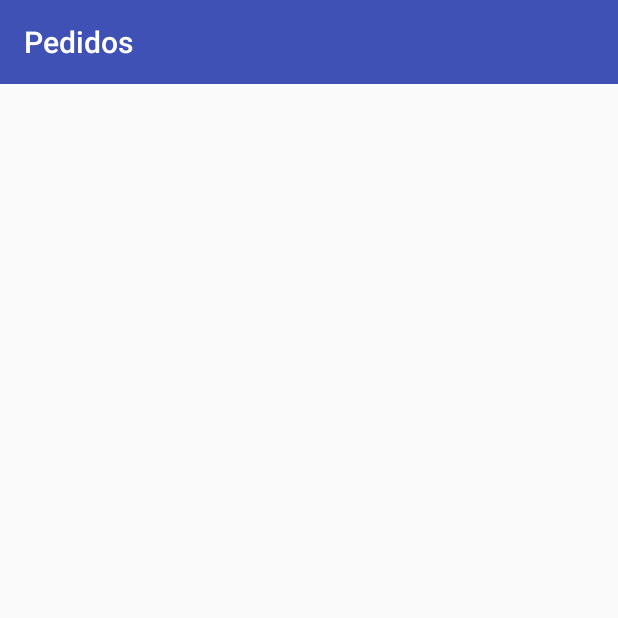
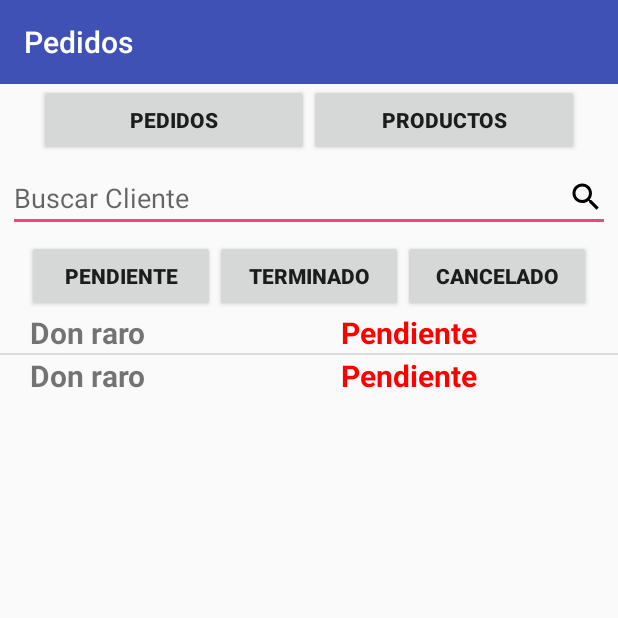
Before and after one commit to rtv313/AndroidBakeryApp, an Android app: the OrdersClients screen opened directly, with no data from a screen before it, on a phone screen of 412 x 824 dp, the top half of it. Run offline under Robolectric (Android 15) with nearby library versions, the light colour scheme and no system bars.

Commit message:
Basic list of orders

```diff
--- a/app/src/main/java/com/example/usuario/bakery91/OrdersClients.java
+++ b/app/src/main/java/com/example/usuario/bakery91/OrdersClients.java
@@ -1,11 +1,28 @@
 package com.example.usuario.bakery91;
+import android.content.Context;
 import android.graphics.Color;
 import android.support.v7.app.AppCompatActivity;
 import android.support.v7.widget.Toolbar;
 import android.os.Bundle;
+import android.view.LayoutInflater;
+import android.view.View;
+import android.view.ViewGroup;
+import android.widget.ListView;
+import android.widget.TextView;
+import android.widget.AdapterView;
+import android.widget.AdapterView.OnItemClickListener;
+import android.widget.BaseAdapter;
+import java.util.ArrayList;
 
-public class OrdersClients extends AppCompatActivity {
+class Order{
+    String name;
+    String status;
+}
 
+
+public class OrdersClients extends AppCompatActivity implements OnItemClickListener{
+
+    ListView orders;
     @Override
     protected void onCreate(Bundle savedInstanceState) {
         super.onCreate(savedInstanceState);
@@ -18,5 +35,66 @@ public class OrdersClients extends AppCompatActivity {
         //placing toolbar in place of actionbar
         setSupportActionBar(toolbar);
         toolbar.setTitleTextColor(Color.WHITE);
+
+        ArrayList<Order> ordersArrayList = new ArrayList<Order>();
+        Order nuevaOrden = new Order();
+        nuevaOrden.name ="Don raro";
+        nuevaOrden.status = "Pendiente";
+
+        Order nuevaOrden2 = new Order();
+        nuevaOrden2.name ="Don raro";
+        nuevaOrden2.status = "Pendiente";
+
+        ordersArrayList.add(nuevaOrden);
+        ordersArrayList.add(nuevaOrden2);
+
+        orders =(ListView) findViewById(R.id.orders_list);
+        MyAdapter adapter = new MyAdapter(this,ordersArrayList);
+        orders.setAdapter(adapter);
+        orders.setOnItemClickListener(this);
+    }
+
+    @Override
+    public void onItemClick(AdapterView<?> av ,View v,int position,long id)
+    {
+        Order order = (Order)orders.getItemAtPosition(position);
     }
 }
+
+class MyAdapter extends BaseAdapter{
+
+    ArrayList<Order> ordersArrayList;
+    LayoutInflater lInflater;
+
+    MyAdapter(Context context,ArrayList<Order> orders){
+        ordersArrayList = orders;
+        lInflater = LayoutInflater.from(context);
+    }
+
+    @Override
+    public int getCount(){
+        return ordersArrayList.size();
+    }
+
+    @Override
+    public Object getItem(int index){
+        return ordersArrayList.get(index);
+    }
+
+    @Override
+    public long getItemId(int id){
+        return id;
+    }
+
+    @Override
+    public View getView(int item, View view, ViewGroup parent){
+
+        view = lInflater.inflate(R.layout.order_row,null);
+        TextView clientName = view.findViewById(R.id.textViewClient);
+        TextView status = view.findViewById(R.id.textViewStatus);
+
+        clientName.setText(ordersArrayList.get(item).name);
+        status.setText(ordersArrayList.get(item).status);
+        return view;
+    }
+}
--- /dev/null
+++ b/app/src/main/res/drawable/ic_search.xml
@@ -0,0 +1,9 @@
+<vector xmlns:android="http://schemas.android.com/apk/res/android"
+        android:width="24dp"
+        android:height="24dp"
+        android:viewportWidth="24.0"
+        android:viewportHeight="24.0">
+    <path
+        android:fillColor="#FF000000"
+        android:pathData="M15.5,14h-0.79l-0.28,-0.27C15.41,12.59 16,11.11 16,9.5 16,5.91 13.09,3 9.5,3S3,5.91 3,9.5 5.91,16 9.5,16c1.61,0 3.09,-0.59 4.23,-1.57l0.27,0.28v0.79l5,4.99L20.49,19l-4.99,-5zM9.5,14C7.01,14 5,11.99 5,9.5S7.01,5 9.5,5 14,7.01 14,9.5 11.99,14 9.5,14z"/>
+</vector>
--- a/app/src/main/res/layout/activity_orders_clients.xml
+++ b/app/src/main/res/layout/activity_orders_clients.xml
@@ -16,7 +16,83 @@
     <LinearLayout
         android:layout_width="match_parent"
         android:layout_height="wrap_content"
-        android:layout_below="@id/toolbar">
+        android:orientation="vertical"
+        android:gravity="center"
+        android:layout_below="@id/toolbar"
+        >
+
+        <LinearLayout
+            android:layout_width="match_parent"
+            android:layout_height="wrap_content"
+            android:orientation="horizontal"
+            android:gravity="center"
+            android:layout_below="@id/toolbar"
+            >
+            <Button
+                android:id="@+id/btnClients"
+                android:layout_width="180dp"
+                android:layout_height="wrap_content"
+                android:text="Pedidos"
+                android:textStyle="bold"
+                />
+
+            <Button
+                android:id="@+id/btnProducts"
+                android:layout_width="180dp"
+                android:layout_height="wrap_content"
+                android:text="Productos"
+                android:textStyle="bold"
+                />
+        </LinearLayout>
+
+        <EditText
+            android:id="@+id/searchText"
+            android:drawableRight="@drawable/ic_search"
+            android:layout_width="fill_parent"
+            android:layout_height="wrap_content"
+            android:layout_margin="5dp"
+            android:text=""
+            android:hint="Buscar Cliente"
+            android:inputType="text"
+            />
+
+        <LinearLayout
+            android:layout_width="match_parent"
+            android:layout_height="wrap_content"
+            android:orientation="horizontal"
+            android:gravity="center"
+            android:layout_below="@id/toolbar"
+            >
+            <Button
+                android:id="@+id/btnPending"
+                android:layout_width="125dp"
+                android:layout_height="wrap_content"
+                android:text="Pendiente"
+                android:textStyle="bold"
+                />
+
+            <Button
+                android:id="@+id/btnFinished"
+                android:layout_width="125dp"
+                android:layout_height="wrap_content"
+                android:text="Terminado"
+                android:textStyle="bold"
+                />
+
+            <Button
+                android:id="@+id/btnCancel"
+                android:layout_width="125dp"
+                android:layout_height="wrap_content"
+                android:text="Cancelado"
+                android:textStyle="bold"
+                />
+        </LinearLayout>
+
+        <ListView
+            android:id="@+id/orders_list"
+            android:layout_width="match_parent"
+            android:layout_height="wrap_content" >
+        </ListView>
+
     </LinearLayout>
-
 </RelativeLayout>
--- /dev/null
+++ b/app/src/main/res/layout/order_row.xml
@@ -0,0 +1,30 @@
+<?xml version="1.0" encoding="utf-8"?>
+<android.support.constraint.ConstraintLayout
+    xmlns:android="http://schemas.android.com/apk/res/android" android:layout_width="match_parent"
+    android:layout_height="match_parent">
+
+    <LinearLayout
+        android:layout_width="match_parent"
+        android:layout_height="wrap_content"
+        android:orientation="horizontal"
+        >
+        <TextView
+            android:id="@+id/textViewClient"
+            android:layout_marginLeft="20dp"
+            android:layout_width="wrap_content"
+            android:layout_height="wrap_content"
+            android:textSize="20sp"
+            android:textStyle="bold"
+            android:text="Orden cliente"/>
+        <TextView
+            android:textColor="#ff0000"
+            android:id="@+id/textViewStatus"
+            android:layout_marginLeft="130dp"
+            android:layout_width="wrap_content"
+            android:layout_height="wrap_content"
+            android:textSize="20sp"
+            android:textStyle="bold"
+            android:text="Estado"/>
+    </LinearLayout>
+
+</android.support.constraint.ConstraintLayout>
```
